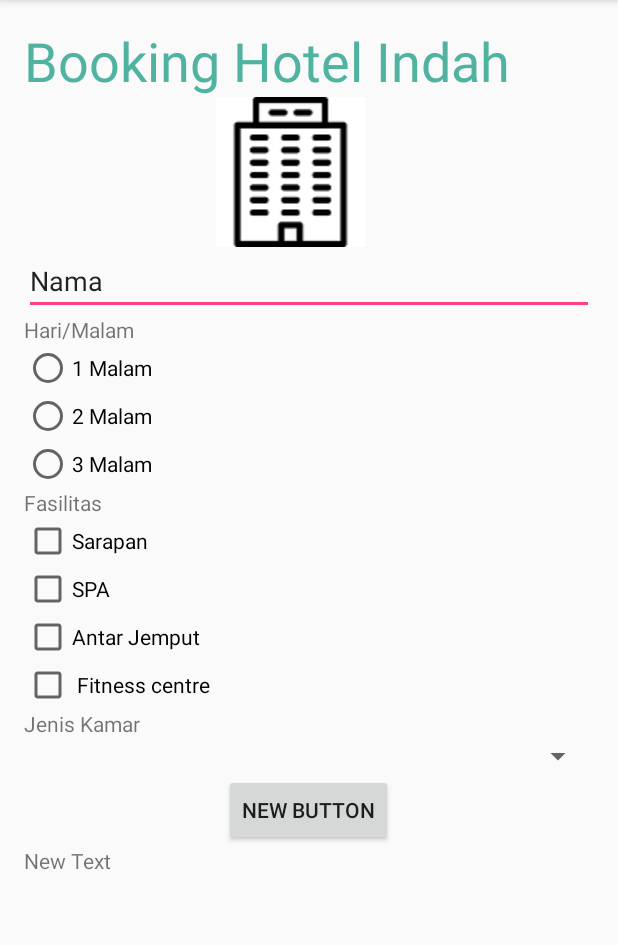
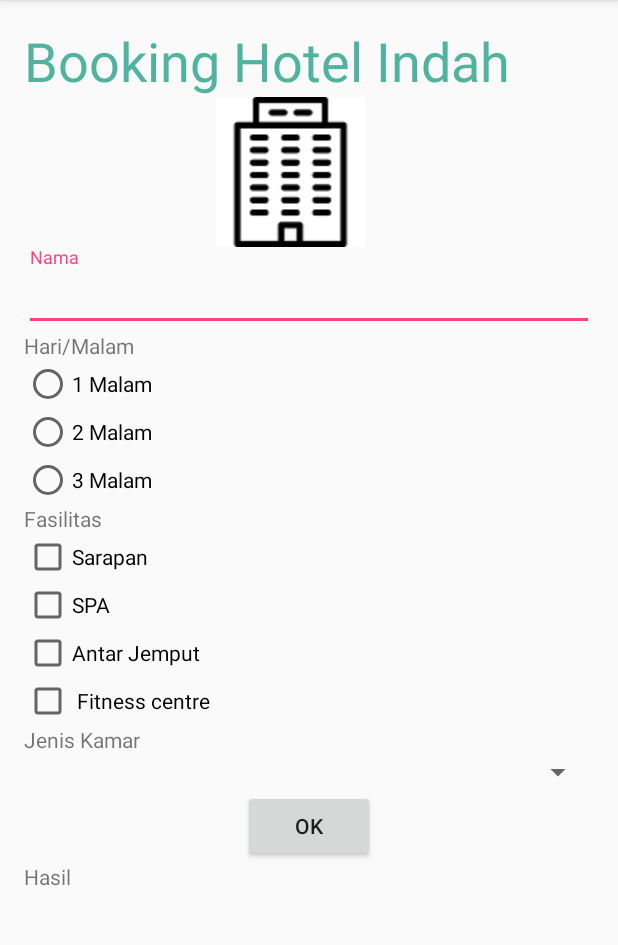
Before and after one commit to qurrotulayun/Project1, an Android app: the screen it shows after launch (MainActivity), on a phone screen of 412 x 824 dp, the part 84-1029 px from its top. Run offline under Robolectric (Android 15) with nearby library versions, the phone set to English and light mode, and no system bars.

Commit message:
Menambahkan Spinner, Menanmbahkan program agar edittextNama dan RadioButton jika dipilih keluarhasilnya

```diff
--- a/app/build.gradle
+++ b/app/build.gradle
@@ -23,4 +23,5 @@ dependencies {
     compile fileTree(dir: 'libs', include: ['*.jar'])
     testCompile 'junit:junit:4.12'
     compile 'com.android.support:appcompat-v7:23.3.0'
+    compile 'com.android.support:design:23.3.0'
 }
--- a/app/src/main/java/id/sch/smktelkom_mlg/tugas01/xirpl6030/project1/MainActivity.java
+++ b/app/src/main/java/id/sch/smktelkom_mlg/tugas01/xirpl6030/project1/MainActivity.java
@@ -2,12 +2,55 @@ package id.sch.smktelkom_mlg.tugas01.xirpl6030.project1;
 
 import android.os.Bundle;
 import android.support.v7.app.AppCompatActivity;
+import android.view.View;
+import android.widget.Button;
+import android.widget.EditText;
+import android.widget.RadioButton;
+import android.widget.TextView;
 
 public class MainActivity extends AppCompatActivity {
+
+    EditText etNama;
+    Button bOk;
+    TextView tvHasil;
+    RadioButton rb1, rb2, rb3;
 
     @Override
     protected void onCreate(Bundle savedInstanceState) {
         super.onCreate(savedInstanceState);
         setContentView(R.layout.activity_main);
+
+        etNama = (EditText) findViewById(R.id.editTextnama);
+        bOk = (Button) findViewById(R.id.buttonOk);
+        tvHasil = (TextView) findViewById(R.id.textViewHasil);
+        rb1 = (RadioButton) findViewById(R.id.radioButton1mlm);
+        rb2 = (RadioButton) findViewById(R.id.radioButton2mlm);
+        rb3 = (RadioButton) findViewById(R.id.radioButton3mlm);
+
+        bOk.setOnClickListener(new View.OnClickListener() {
+            @Override
+            public void onClick(View view) {
+                doProcess();
+
+            }
+        });
+    }
+
+    private void doProcess() {
+
+        String nama = etNama.getText().toString();
+        String hasil = null;
+
+        if (rb1.isChecked()) {
+            hasil = rb1.getText().toString();
+        } else if (rb2.isChecked()) {
+            hasil = rb2.getText().toString();
+        } else if (rb3.isChecked()) {
+            hasil = rb3.getText().toString();
+        }
+
+        tvHasil.setText("Anda bernama " + nama + " \nAnda memesan kamar untuk " + hasil);
+
+
     }
 }
--- a/app/src/main/res/layout/activity_main.xml
+++ b/app/src/main/res/layout/activity_main.xml
@@ -30,11 +30,17 @@
             android:layout_height="wrap_content"
             android:src="@drawable/hootel" />
 
-        <EditText
-            android:id="@+id/editTextnama"
+        <android.support.design.widget.TextInputLayout
             android:layout_width="match_parent"
-            android:layout_height="wrap_content"
-            android:text="Nama" />
+            android:layout_height="wrap_content">
+
+            <EditText
+                android:id="@+id/editTextnama"
+                android:layout_width="match_parent"
+                android:layout_height="wrap_content"
+                android:hint="Nama" />
+
+        </android.support.design.widget.TextInputLayout>
 
         <TextView
             android:id="@+id/textView"
@@ -114,16 +120,16 @@
             android:layout_height="wrap_content" />
 
         <Button
-            android:id="@+id/button"
+            android:id="@+id/buttonOk"
             android:layout_width="wrap_content"
             android:layout_height="wrap_content"
             android:layout_gravity="center_horizontal"
-            android:text="New Button" />
+            android:text="OK" />
 
         <TextView
-            android:id="@+id/textView4"
+            android:id="@+id/textViewHasil"
             android:layout_width="wrap_content"
             android:layout_height="wrap_content"
-            android:text="New Text" />
+            android:text="Hasil" />
     </LinearLayout>
 </ScrollView>
```
Also changed, not shown: app/src/main/res/drawable/Hotel.png (deleted).
